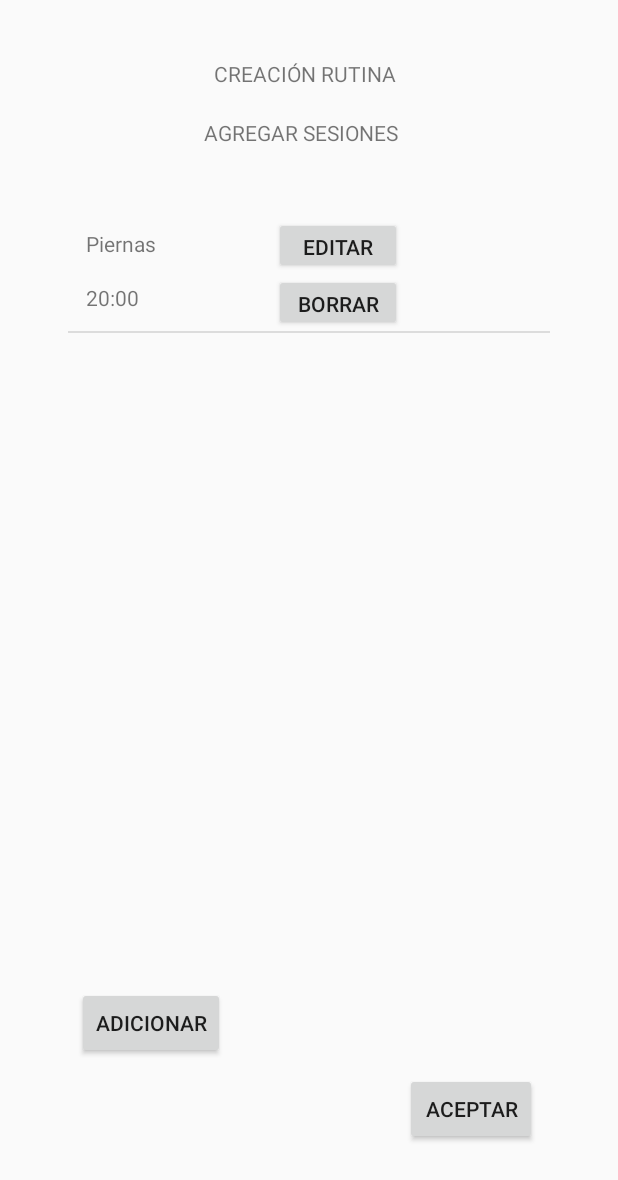
After one commit to IngSw201910/Fitt, an Android app: the CrearRutinaSesionesActivity screen opened directly, with no data from a screen before it, on a phone screen of 412 x 824 dp. The commit adds this screen. Shown: the top 1180 px of the screen. Run offline under Robolectric (Android 15) with nearby library versions, the light colour scheme and no system bars.

Commit message:
Creación de la pantalla sesiones de la creación de una rutina y tambien creación de una sesión

```diff
--- /dev/null
+++ b/Fitt/app/src/main/java/co/edu/javeriana/bittus/fitt/Adapters/ModeloSesionesAdapter.java
@@ -0,0 +1,51 @@
+package co.edu.javeriana.bittus.fitt.Adapters;
+
+import android.content.Context;
+import android.support.annotation.NonNull;
+import android.support.annotation.Nullable;
+import android.view.LayoutInflater;
+import android.view.View;
+import android.view.ViewGroup;
+import android.widget.ArrayAdapter;
+import android.widget.TextView;
+
+import java.util.List;
+
+import co.edu.javeriana.bittus.fitt.Modelo.Sesion;
+import co.edu.javeriana.bittus.fitt.R;
+
+public class ModeloSesionesAdapter extends ArrayAdapter<Sesion> {
+
+
+    private List<Sesion> modeloList;
+    private Context context;
+    private int resource;
+
+
+    public ModeloSesionesAdapter(@NonNull Context context, int resource, List<Sesion> objects) {
+        super(context, resource, objects);
+        this.modeloList = objects;
+        this.context = context;
+        this.resource = resource;
+    }
+
+
+
+    @Override
+    public View getView(int position, @Nullable View convertView, @NonNull ViewGroup parent) {
+        View view = convertView;
+
+        if(view == null){
+            view = LayoutInflater.from(context).inflate(resource, null);
+        }
+        Sesion modelo = modeloList.get(position);
+
+        TextView nombre = view.findViewById(R.id.textNombreSesion);
+        nombre.setText(modelo.getNombre());
+
+        TextView duracion = view.findViewById(R.id.textDuracion);
+        duracion.setText(modelo.getDuracion());
+
+        return  view;
+    }
+}
--- a/Fitt/app/src/main/java/co/edu/javeriana/bittus/fitt/Utils.java
+++ b/Fitt/app/src/main/java/co/edu/javeriana/bittus/fitt/Adapters/Utils.java
@@ -1,4 +1,4 @@
-package co.edu.javeriana.bittus.fitt;
+package co.edu.javeriana.bittus.fitt.Adapters;
 
 import com.google.firebase.auth.FirebaseAuth;
 
--- /dev/null
+++ b/Fitt/app/src/main/java/co/edu/javeriana/bittus/fitt/Modelo/Sesion.java
@@ -0,0 +1,36 @@
+package co.edu.javeriana.bittus.fitt.Modelo;
+
+import android.widget.Button;
+
+public class Sesion {
+
+    private String nombre;
+    private String duracion;
+
+
+
+    public Sesion(String nombre, String duracion) {
+        this.nombre = nombre;
+        this.duracion = duracion;
+    }
+
+    public String getNombre() {
+        return nombre;
+    }
+
+    public void setNombre(String nombre) {
+        this.nombre = nombre;
+    }
+
+    public String getDuracion() {
+        return duracion;
+    }
+
+    public void setDuracion(String duracion) {
+        this.duracion = duracion;
+    }
+
+
+
+
+}
--- /dev/null
+++ b/Fitt/app/src/main/java/co/edu/javeriana/bittus/fitt/Vista/CrearRutinaSesionesActivity.java
@@ -0,0 +1,68 @@
+package co.edu.javeriana.bittus.fitt.Vista;
+
+import android.content.Intent;
+import android.support.v7.app.AppCompatActivity;
+import android.os.Bundle;
+import android.view.View;
+import android.widget.Button;
+import android.widget.ListView;
+
+import java.util.ArrayList;
+import java.util.List;
+
+import co.edu.javeriana.bittus.fitt.R;
+import co.edu.javeriana.bittus.fitt.Modelo.Sesion;
+import co.edu.javeriana.bittus.fitt.Adapters.ModeloSesionesAdapter;
+
+public class CrearRutinaSesionesActivity extends AppCompatActivity {
+
+
+    private Button siguienteB;
+    private Button adicionarB;
+    private ListView listViewL;
+    private ModeloSesionesAdapter adapterSesion;
+    private List<Sesion> modeloList;
+
+    @Override
+    protected void onCreate(Bundle savedInstanceState) {
+        super.onCreate(savedInstanceState);
+        setContentView(R.layout.activity_crear_rutina_sesiones);
+
+
+        siguienteB = (Button) findViewById(R.id.buttonAceptar);
+        listViewL = (ListView) findViewById(R.id.listSesiones);
+        adicionarB = (Button)findViewById(R.id.buttonAdicionarSesion);
+
+        modeloList = new ArrayList<Sesion>();
+
+        //Datos de prueba
+
+        modeloList.add(new Sesion("Piernas", "20:00"));
+
+        //Fin datos de prueba
+
+
+        adapterSesion = new ModeloSesionesAdapter(CrearRutinaSesionesActivity.this, R.layout.item_sesiones_nuevas_row, modeloList);
+
+
+        listViewL.setAdapter(adapterSesion);
+
+        siguienteB.setOnClickListener(new View.OnClickListener() {
+            @Override
+            public void onClick(View v) {
+                startActivity(new Intent(CrearRutinaSesionesActivity.this, MenuPrincipalUsuarioActivity.class));
+            }
+        });
+
+        adicionarB.setOnClickListener(new View.OnClickListener() {
+            @Override
+            public void onClick(View v) {
+                startActivity(new Intent(CrearRutinaSesionesActivity.this, CrearSesionActivity.class));
+            }
+        });
+
+    }
+
+
+
+}
--- a/Fitt/app/src/main/java/co/edu/javeriana/bittus/fitt/MainActivity.java
+++ b/Fitt/app/src/main/java/co/edu/javeriana/bittus/fitt/Vista/MainActivity.java
@@ -1,4 +1,4 @@
-package co.edu.javeriana.bittus.fitt;
+package co.edu.javeriana.bittus.fitt.Vista;
 
 import android.content.Intent;
 import android.support.annotation.NonNull;
@@ -16,6 +16,9 @@ import com.google.android.gms.tasks.Task;
 import com.google.firebase.auth.AuthResult;
 import com.google.firebase.auth.FirebaseAuth;
 import com.google.firebase.auth.FirebaseUser;
+
+import co.edu.javeriana.bittus.fitt.R;
+import co.edu.javeriana.bittus.fitt.Adapters.Utils;
 
 public class MainActivity extends AppCompatActivity {
 
--- a/Fitt/app/src/main/java/co/edu/javeriana/bittus/fitt/MenuPrincipalUsuarioActivity.java
+++ b/Fitt/app/src/main/java/co/edu/javeriana/bittus/fitt/Vista/MenuPrincipalUsuarioActivity.java
@@ -1,4 +1,4 @@
-package co.edu.javeriana.bittus.fitt;
+package co.edu.javeriana.bittus.fitt.Vista;
 
 import android.content.Intent;
 import android.support.v7.app.AppCompatActivity;
@@ -7,6 +7,9 @@ import android.view.View;
 import android.widget.Button;
 
 import com.google.firebase.auth.FirebaseAuth;
+
+import co.edu.javeriana.bittus.fitt.R;
+import co.edu.javeriana.bittus.fitt.Adapters.Utils;
 
 public class MenuPrincipalUsuarioActivity extends AppCompatActivity {
 
--- /dev/null
+++ b/Fitt/app/src/main/res/layout/activity_crear_rutina_sesiones.xml
@@ -0,0 +1,78 @@
+<?xml version="1.0" encoding="utf-8"?>
+<android.support.constraint.ConstraintLayout xmlns:android="http://schemas.android.com/apk/res/android"
+    xmlns:app="http://schemas.android.com/apk/res-auto"
+    xmlns:tools="http://schemas.android.com/tools"
+    android:layout_width="match_parent"
+    android:layout_height="match_parent"
+    tools:context=".Vista.CrearRutinaSesionesActivity">
+
+    <TextView
+        android:id="@+id/textview"
+        android:layout_width="127dp"
+        android:layout_height="19dp"
+        android:layout_marginStart="8dp"
+        android:layout_marginTop="8dp"
+        android:layout_marginEnd="8dp"
+        android:layout_marginBottom="16dp"
+        android:text="CREACIÓN RUTINA"
+        app:layout_constraintBottom_toBottomOf="parent"
+        app:layout_constraintEnd_toEndOf="parent"
+        app:layout_constraintStart_toStartOf="parent"
+        app:layout_constraintTop_toTopOf="parent"
+        app:layout_constraintVertical_bias="0.04" />
+
+    <TextView
+        android:id="@+id/textview2"
+        android:layout_width="140dp"
+        android:layout_height="22dp"
+        android:layout_marginStart="8dp"
+        android:layout_marginTop="20dp"
+        android:layout_marginEnd="8dp"
+        android:text="AGREGAR SESIONES"
+        app:layout_constraintEnd_toEndOf="parent"
+        app:layout_constraintStart_toStartOf="parent"
+        app:layout_constraintTop_toBottomOf="@+id/textview" />
+
+    <Button
+        android:id="@+id/buttonAceptar"
+        android:layout_width="wrap_content"
+        android:layout_height="wrap_content"
+        android:layout_marginStart="8dp"
+        android:layout_marginTop="8dp"
+        android:layout_marginEnd="8dp"
+        android:layout_marginBottom="36dp"
+        android:text="ACEPTAR"
+        app:layout_constraintBottom_toBottomOf="parent"
+        app:layout_constraintEnd_toEndOf="parent"
+        app:layout_constraintHorizontal_bias="0.85"
+        app:layout_constraintStart_toStartOf="parent"
+        app:layout_constraintTop_toBottomOf="@+id/listSesiones"
+        app:layout_constraintVertical_bias="0.875" />
+
+    <ListView
+        android:id="@+id/listSesiones"
+        android:layout_width="321dp"
+        android:layout_height="397dp"
+        android:layout_marginStart="8dp"
+        android:layout_marginTop="36dp"
+        android:layout_marginEnd="8dp"
+        app:layout_constraintEnd_toEndOf="parent"
+        app:layout_constraintStart_toStartOf="parent"
+        app:layout_constraintTop_toBottomOf="@+id/textview2" />
+
+    <Button
+        android:id="@+id/buttonAdicionarSesion"
+        android:layout_width="wrap_content"
+        android:layout_height="wrap_content"
+        android:layout_marginStart="8dp"
+        android:layout_marginTop="8dp"
+        android:layout_marginEnd="8dp"
+        android:layout_marginBottom="8dp"
+        android:text="Adicionar"
+        app:layout_constraintBottom_toBottomOf="parent"
+        app:layout_constraintEnd_toStartOf="@+id/buttonAceptar"
+        app:layout_constraintHorizontal_bias="0.278"
+        app:layout_constraintStart_toStartOf="parent"
+        app:layout_constraintTop_toBottomOf="@+id/listSesiones"
+        app:layout_constraintVertical_bias="0.514" />
+</android.support.constraint.ConstraintLayout>
--- a/Fitt/app/src/main/res/layout/activity_main.xml
+++ b/Fitt/app/src/main/res/layout/activity_main.xml
@@ -4,7 +4,7 @@
     xmlns:tools="http://schemas.android.com/tools"
     android:layout_width="match_parent"
     android:layout_height="match_parent"
-    tools:context=".MainActivity">
+    tools:context=".Vista.MainActivity">
 
     <EditText
         android:id="@+id/pass"
--- /dev/null
+++ b/Fitt/app/src/main/res/layout/item_sesiones_nuevas_row.xml
@@ -0,0 +1,49 @@
+<?xml version="1.0" encoding="utf-8"?>
+<android.support.constraint.ConstraintLayout
+    xmlns:android="http://schemas.android.com/apk/res/android"
+    xmlns:app="http://schemas.android.com/apk/res-auto"
+    xmlns:tools="http://schemas.android.com/tools"
+    android:layout_width="match_parent"
+    android:layout_height="match_parent">
+
+    <Button
+        android:id="@+id/buttonEdit"
+        android:layout_width="85dp"
+        android:layout_height="38dp"
+        android:layout_marginStart="68dp"
+        android:layout_marginTop="8dp"
+        android:text="Editar"
+        app:layout_constraintStart_toEndOf="@+id/textNombreSesion"
+        app:layout_constraintTop_toTopOf="parent" />
+
+    <Button
+        android:id="@+id/buttonDelete"
+        android:layout_width="85dp"
+        android:layout_height="38dp"
+        android:layout_marginStart="68dp"
+        android:text="Borrar"
+        app:layout_constraintStart_toEndOf="@+id/textDuracion"
+        app:layout_constraintTop_toBottomOf="@+id/buttonEdit" />
+
+    <TextView
+        android:id="@+id/textNombreSesion"
+        android:layout_width="57dp"
+        android:layout_height="24dp"
+        android:layout_marginStart="12dp"
+        android:layout_marginTop="16dp"
+        android:text="Nombre"
+        app:layout_constraintStart_toStartOf="parent"
+        app:layout_constraintTop_toTopOf="parent" />
+
+    <TextView
+        android:id="@+id/textDuracion"
+        android:layout_width="57dp"
+        android:layout_height="24dp"
+        android:layout_marginStart="12dp"
+        android:layout_marginTop="12dp"
+        android:text="Duración"
+        app:layout_constraintStart_toStartOf="parent"
+        app:layout_constraintTop_toBottomOf="@+id/textNombreSesion" />
+
+
+</android.support.constraint.ConstraintLayout>
```
Also changed, not shown: Fitt/app/src/main/AndroidManifest.xml (+5 -3 lines), Fitt/app/src/main/java/co/edu/javeriana/bittus/fitt/CrearRutinaActivity.java (deleted, +0 -13 lines), Fitt/app/src/main/java/co/edu/javeriana/bittus/fitt/Vista/CrearRutinaActivity.java (added, +32 -0 lines), Fitt/app/src/main/java/co/edu/javeriana/bittus/fitt/Vista/CrearSesionActivity.java (added, +23 -0 lines), Fitt/app/src/main/res/layout/activity_crear_rutina.xml (+25 -10 lines), Fitt/app/src/main/res/layout/activity_crear_sesion.xml (added, +104 -0 lines).
